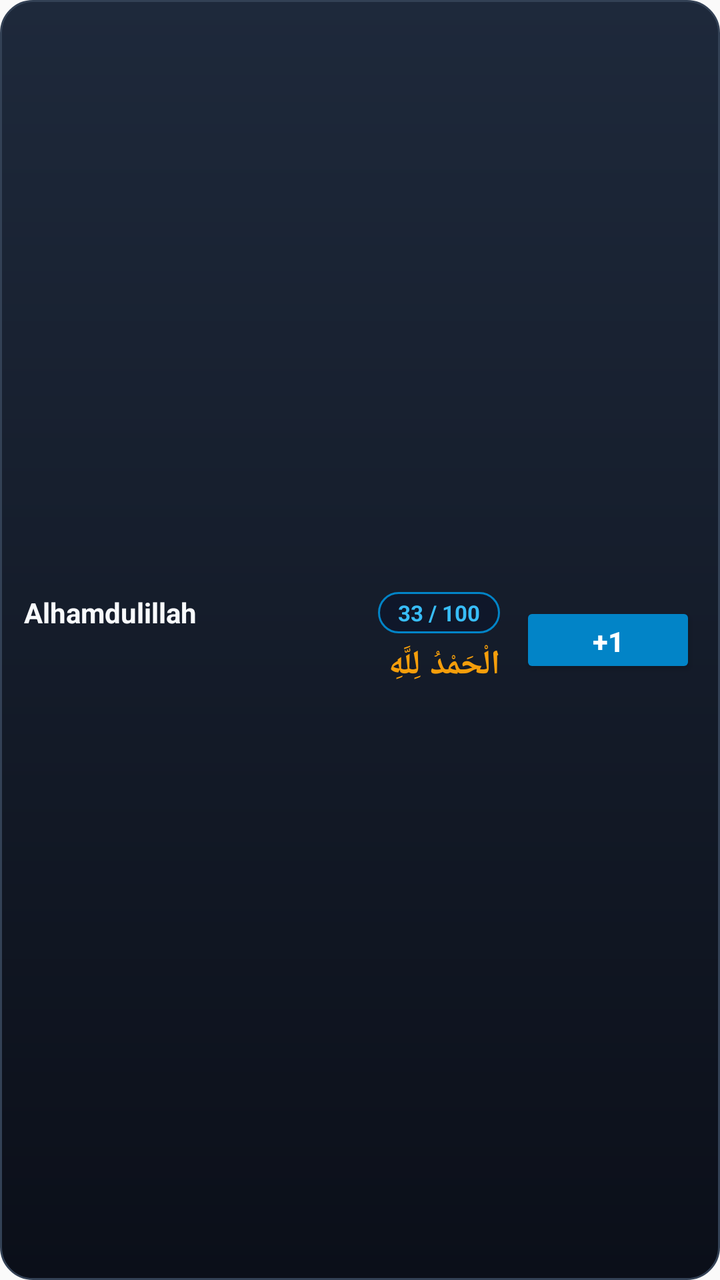
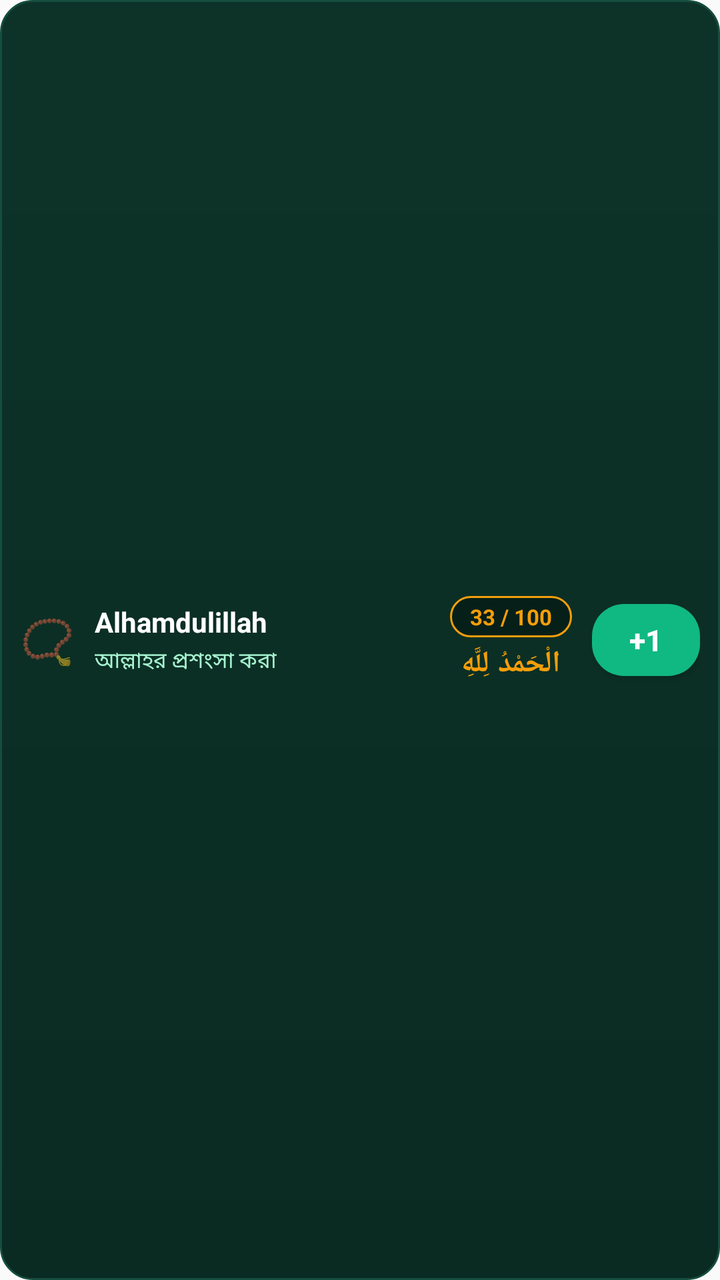

The first picture is an Android layout as it rendered before a commit; the second is the same layout after the commit. The layout source and the unified diff follow.
<!-- AndroidManifest.xml: application theme Theme.RuhuTasbih -->
<!-- res/layout/tasbih_widget_item.xml -->
<?xml version="1.0" encoding="utf-8"?>
<LinearLayout xmlns:android="http://schemas.android.com/apk/res/android"
    android:id="@+id/widget_item_root"
    android:layout_width="match_parent"
    android:layout_height="wrap_content"
    android:layout_marginBottom="8dp"
    android:background="@drawable/widget_card_background"
    android:gravity="center_vertical"
    android:orientation="horizontal"
    android:padding="12dp">

    
    <LinearLayout
        android:layout_width="0dp"
        android:layout_height="wrap_content"
        android:layout_weight="1"
        android:orientation="vertical">

        
        <LinearLayout
            android:layout_width="match_parent"
            android:layout_height="wrap_content"
            android:gravity="center_vertical"
            android:orientation="horizontal">

            <TextView
                android:id="@+id/widget_item_name"
                android:layout_width="0dp"
                android:layout_height="wrap_content"
                android:layout_weight="1"
                android:ellipsize="end"
                android:maxLines="1"
                android:text="Alhamdulillah"
                android:textColor="#F8FAFC"
                android:textSize="14sp"
                android:textStyle="bold" />

            
            <TextView
                android:id="@+id/widget_item_count"
                android:layout_width="wrap_content"
                android:layout_height="wrap_content"
                android:background="@drawable/widget_pill_background"
                android:paddingHorizontal="10dp"
                android:paddingVertical="3dp"
                android:text="33 / 100"
                android:textColor="#38BDF8"
                android:textSize="11sp"
                android:textStyle="bold" />
        </LinearLayout>

        
        <TextView
            android:id="@+id/widget_item_arabic"
            android:layout_width="match_parent"
            android:layout_height="wrap_content"
            android:layout_marginTop="4dp"
            android:text="الْحَمْدُ لِلَّهِ"
            android:textColor="#F59E0B"
            android:textSize="17sp"
            android:textStyle="bold" />
    </LinearLayout>

    
    <Button
        android:id="@+id/widget_item_btn_increment"
        android:layout_width="wrap_content"
        android:layout_height="38dp"
        android:layout_marginStart="10dp"
        android:backgroundTint="#0284C7"
        android:paddingHorizontal="16dp"
        android:text="+1"
        android:textColor="#FFFFFF"
        android:textSize="14sp"
        android:textStyle="bold" />

</LinearLayout>
<!-- resources referenced by this layout -->
<resources>
  <!-- drawable widget_card_background (drawable) -->
  <?xml version="1.0" encoding="utf-8"?>
  <shape xmlns:android="http://schemas.android.com/apk/res/android"
      android:shape="rectangle">
      <gradient
          android:angle="270"
          android:endColor="#0B0F19"
          android:startColor="#1E293B" />
      <corners android:radius="16dp" />
      <stroke
          android:width="1dp"
          android:color="#334155" />
  </shape>
  <!-- drawable widget_pill_background (drawable) -->
  <?xml version="1.0" encoding="utf-8"?>
  <shape xmlns:android="http://schemas.android.com/apk/res/android"
      android:shape="rectangle">
      <solid android:color="#0F172A" />
      <corners android:radius="20dp" />
      <stroke
          android:width="1dp"
          android:color="#0284C7" />
  </shape>
  <style name="Theme.RuhuTasbih" parent="android:Theme.Material.Light.NoActionBar" />
</resources>

<!-- the commit's change to res/layout/tasbih_widget_item.xml (unified diff, before → after) -->
@@ -4,10 +4,19 @@
     android:layout_width="match_parent"
     android:layout_height="wrap_content"
     android:layout_marginBottom="8dp"
-    android:background="@drawable/widget_card_background"
+    android:background="@drawable/widget_item_background"
     android:gravity="center_vertical"
     android:orientation="horizontal"
-    android:padding="12dp">
+    android:padding="10dp">
+
+    
+    <TextView
+        android:id="@+id/widget_item_icon"
+        android:layout_width="wrap_content"
+        android:layout_height="wrap_content"
+        android:layout_marginEnd="10dp"
+        android:text="📿"
+        android:textSize="22sp" />
 
     
     <LinearLayout
@@ -16,62 +25,71 @@
         android:layout_weight="1"
         android:orientation="vertical">
 
-        
-        <LinearLayout
-            android:layout_width="match_parent"
+        <TextView
+            android:id="@+id/widget_item_name"
+            android:layout_width="wrap_content"
             android:layout_height="wrap_content"
-            android:gravity="center_vertical"
-            android:orientation="horizontal">
+            android:ellipsize="end"
+            android:maxLines="1"
+            android:text="Alhamdulillah"
+            android:textColor="#FFFFFF"
+            android:textSize="14sp"
+            android:textStyle="bold" />
 
-            <TextView
-                android:id="@+id/widget_item_name"
-                android:layout_width="0dp"
-                android:layout_height="wrap_content"
-                android:layout_weight="1"
-                android:ellipsize="end"
-                android:maxLines="1"
-                android:text="Alhamdulillah"
-                android:textColor="#F8FAFC"
-                android:textSize="14sp"
-                android:textStyle="bold" />
+        <TextView
+            android:id="@+id/widget_item_meaning"
+            android:layout_width="wrap_content"
+            android:layout_height="wrap_content"
+            android:layout_marginTop="2dp"
+            android:ellipsize="end"
+            android:maxLines="1"
+            android:text="আল্লাহর প্রশংসা করা"
+            android:textColor="#A7F3D0"
+            android:textSize="11sp" />
+    </LinearLayout>
 
-            
-            <TextView
-                android:id="@+id/widget_item_count"
-                android:layout_width="wrap_content"
-                android:layout_height="wrap_content"
-                android:background="@drawable/widget_pill_background"
-                android:paddingHorizontal="10dp"
-                android:paddingVertical="3dp"
-                android:text="33 / 100"
-                android:textColor="#38BDF8"
-                android:textSize="11sp"
-                android:textStyle="bold" />
-        </LinearLayout>
+    
+    <LinearLayout
+        android:layout_width="wrap_content"
+        android:layout_height="wrap_content"
+        android:layout_marginEnd="10dp"
+        android:gravity="center_horizontal"
+        android:orientation="vertical">
 
-        
+        <TextView
+            android:id="@+id/widget_item_count"
+            android:layout_width="wrap_content"
+            android:layout_height="wrap_content"
+            android:background="@drawable/widget_pill_gold_background"
+            android:paddingHorizontal="10dp"
+            android:paddingVertical="3dp"
+            android:text="33 / 100"
+            android:textColor="#F59E0B"
+            android:textSize="11sp"
+            android:textStyle="bold" />
+
         <TextView
             android:id="@+id/widget_item_arabic"
-            android:layout_width="match_parent"
+            android:layout_width="wrap_content"
             android:layout_height="wrap_content"
-            android:layout_marginTop="4dp"
+            android:layout_marginTop="3dp"
             android:text="الْحَمْدُ لِلَّهِ"
             android:textColor="#F59E0B"
-            android:textSize="17sp"
+            android:textSize="15sp"
             android:textStyle="bold" />
     </LinearLayout>
 
     
     <Button
         android:id="@+id/widget_item_btn_increment"
-        android:layout_width="wrap_content"
-        android:layout_height="38dp"
-        android:layout_marginStart="10dp"
-        android:backgroundTint="#0284C7"
-        android:paddingHorizontal="16dp"
+        android:layout_width="54dp"
+        android:layout_height="36dp"
+        android:background="@drawable/widget_btn_green_background"
+        android:backgroundTint="#10B981"
+        android:padding="0dp"
         android:text="+1"
         android:textColor="#FFFFFF"
-        android:textSize="14sp"
+        android:textSize="15sp"
         android:textStyle="bold" />
 
 </LinearLayout>
<!-- resource entries referenced after the edit -->
@@ -1,27 +1,34 @@
 <!-- resources referenced by this layout -->
 <resources>
-  <!-- drawable widget_card_background (drawable) -->
+  <!-- drawable widget_btn_green_background (drawable) -->
+  <?xml version="1.0" encoding="utf-8"?>
+  <shape xmlns:android="http://schemas.android.com/apk/res/android"
+      android:shape="rectangle">
+      <solid android:color="#10B981" />
+      <corners android:radius="16dp" />
+  </shape>
+  <!-- drawable widget_item_background (drawable) -->
   <?xml version="1.0" encoding="utf-8"?>
   <shape xmlns:android="http://schemas.android.com/apk/res/android"
       android:shape="rectangle">
       <gradient
           android:angle="270"
-          android:endColor="#0B0F19"
-          android:startColor="#1E293B" />
+          android:endColor="#0A2B22"
+          android:startColor="#0D3328" />
       <corners android:radius="16dp" />
       <stroke
           android:width="1dp"
-          android:color="#334155" />
+          android:color="#154D3E" />
   </shape>
-  <!-- drawable widget_pill_background (drawable) -->
+  <!-- drawable widget_pill_gold_background (drawable) -->
   <?xml version="1.0" encoding="utf-8"?>
   <shape xmlns:android="http://schemas.android.com/apk/res/android"
       android:shape="rectangle">
-      <solid android:color="#0F172A" />
-      <corners android:radius="20dp" />
+      <solid android:color="#062019" />
+      <corners android:radius="16dp" />
       <stroke
           android:width="1dp"
-          android:color="#0284C7" />
+          android:color="#F59E0B" />
   </shape>
   <style name="Theme.RuhuTasbih" parent="android:Theme.Material.Light.NoActionBar" />
 </resources>
